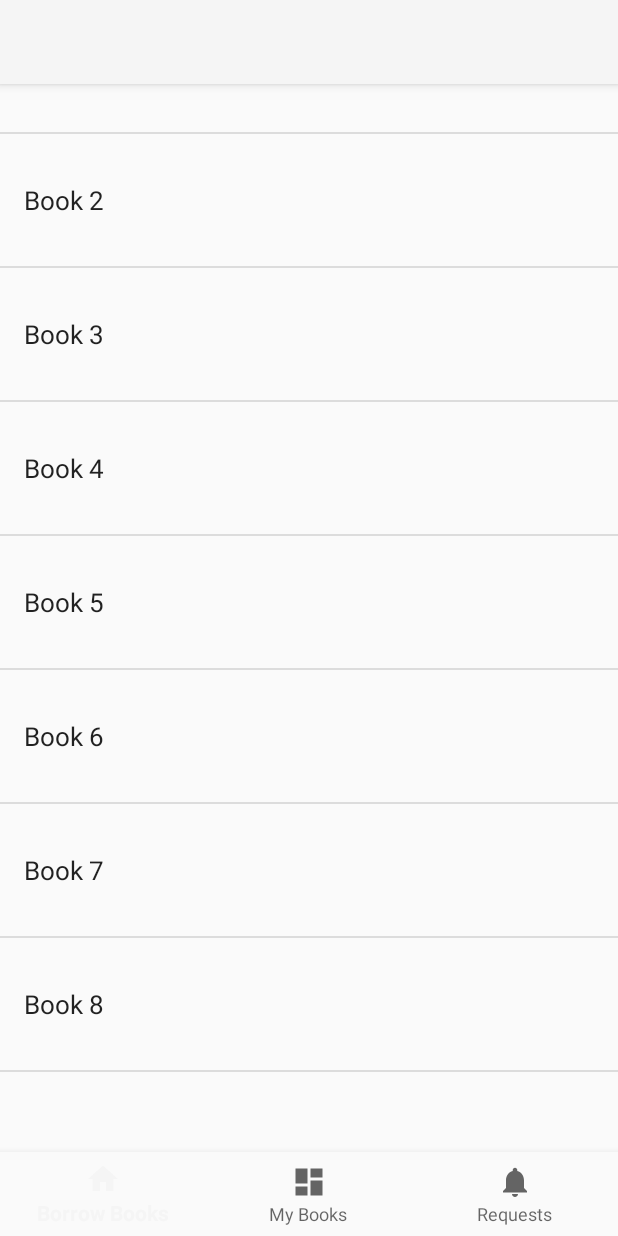
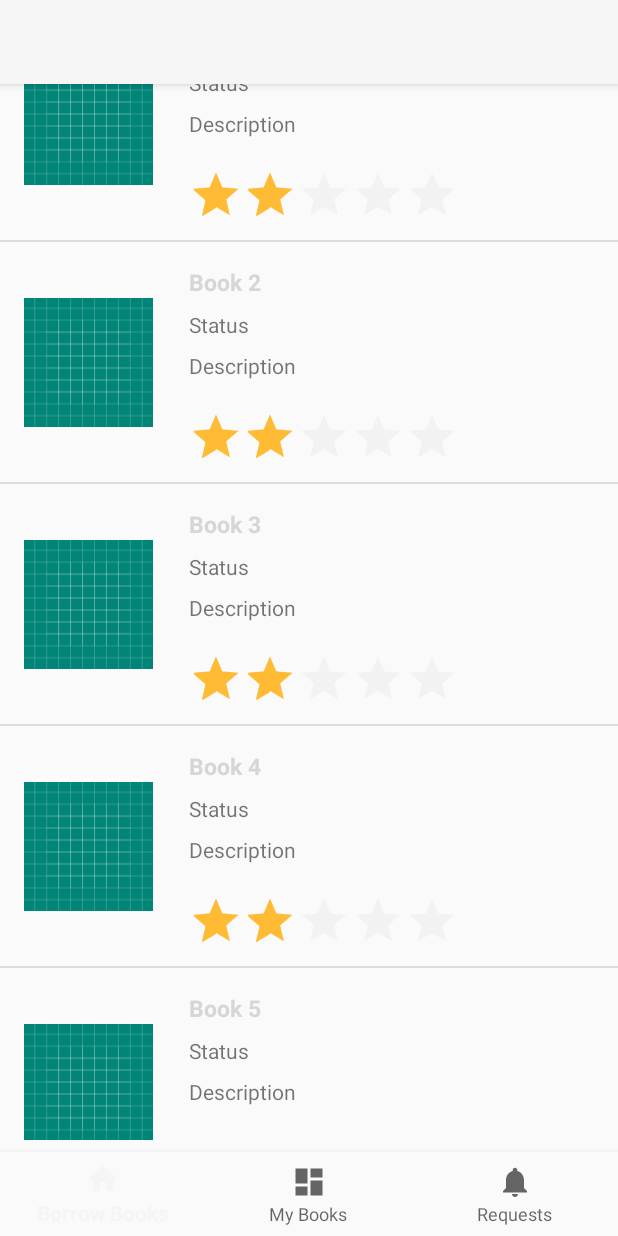
Before and after one commit to CMPUT301W19T03/iShelf, an Android app: the screen it shows after launch (MainActivity), on a phone screen of 412 x 824 dp. Run offline under Robolectric (Android 15) with nearby library versions, the light colour scheme and no system bars.

Commit message:
Changed borrow item for borrow book page (changes only to XML, not to adapter yet)

```diff
--- a/code/app/src/main/res/layout/borrow_book_item.xml
+++ b/code/app/src/main/res/layout/borrow_book_item.xml
@@ -1,26 +1,72 @@
 <?xml version="1.0" encoding="utf-8"?>
-<android.support.constraint.ConstraintLayout
+<android.support.constraint.ConstraintLayout xmlns:tools="http://schemas.android.com/tools"
     android:id="@+id/borrow_body"
     xmlns:android="http://schemas.android.com/apk/res/android"
     xmlns:app="http://schemas.android.com/apk/res-auto"
     android:layout_width="match_parent"
-    android:layout_height="88dp">
+    android:layout_height="160dp">
 
     <TextView
         android:id="@+id/title"
         android:layout_width="wrap_content"
         android:layout_height="wrap_content"
+        android:layout_marginStart="24dp"
+        android:layout_marginTop="16dp"
+        android:text="Book Name"
+        android:textColor="@color/black"
+        android:textSize="15sp"
+        android:textStyle="bold"
+        android:textAppearance="@style/TextAppearance.AppCompat.Body1"
+        app:layout_constraintStart_toEndOf="@+id/imageView2"
+        app:layout_constraintTop_toTopOf="parent" />
+
+    <ImageView
+        android:id="@+id/imageView2"
+        android:layout_width="86dp"
+        android:layout_height="141dp"
         android:layout_marginStart="16dp"
         android:layout_marginTop="8dp"
         android:layout_marginBottom="8dp"
-        android:text="Title"
-        android:textAppearance="@style/TextAppearance.AppCompat.Body1"
-        android:textSize="17sp"
         app:layout_constraintBottom_toBottomOf="parent"
         app:layout_constraintStart_toStartOf="parent"
-        app:layout_constraintTop_toTopOf="parent" />
+        app:layout_constraintTop_toTopOf="parent"
+        app:srcCompat="@drawable/ic_launcher_background" />
 
+    <RatingBar
+        android:id="@+id/ratingBar1"
+        style="@android:style/Widget.DeviceDefault.Light.RatingBar.Indicator"
+        android:layout_width="182dp"
+        android:layout_height="40dp"
+        android:layout_marginStart="24dp"
+        android:layout_marginBottom="8dp"
+        android:numStars="5"
+        android:progressBackgroundTint="@color/common_google_signin_btn_text_dark_disabled"
+        android:progressTint="@android:color/holo_orange_light"
+        android:rating="2.0"
+        android:secondaryProgressTint="@android:color/holo_orange_light"
+        android:stepSize="1.0"
+        app:layout_constraintBottom_toBottomOf="parent"
+        app:layout_constraintStart_toEndOf="@+id/imageView2" />
 
+    <TextView
+        android:id="@+id/textView"
+        android:layout_width="wrap_content"
+        android:layout_height="wrap_content"
+        android:layout_marginStart="24dp"
+        android:layout_marginTop="8dp"
+        android:text="Status"
+        app:layout_constraintStart_toEndOf="@+id/imageView2"
+        app:layout_constraintTop_toBottomOf="@+id/title" />
+
+    <TextView
+        android:id="@+id/textView10"
+        android:layout_width="wrap_content"
+        android:layout_height="wrap_content"
+        android:layout_marginStart="24dp"
+        android:layout_marginTop="8dp"
+        android:text="Description"
+        app:layout_constraintStart_toEndOf="@+id/imageView2"
+        app:layout_constraintTop_toBottomOf="@+id/textView" />
 
 
 </android.support.constraint.ConstraintLayout>
```
